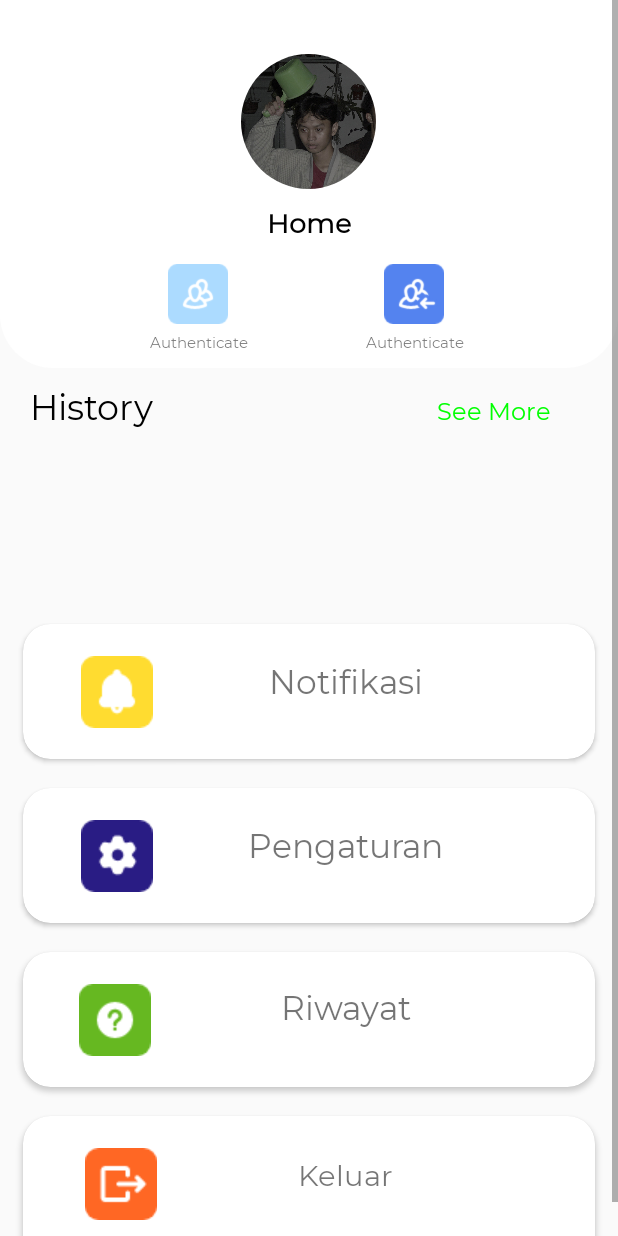
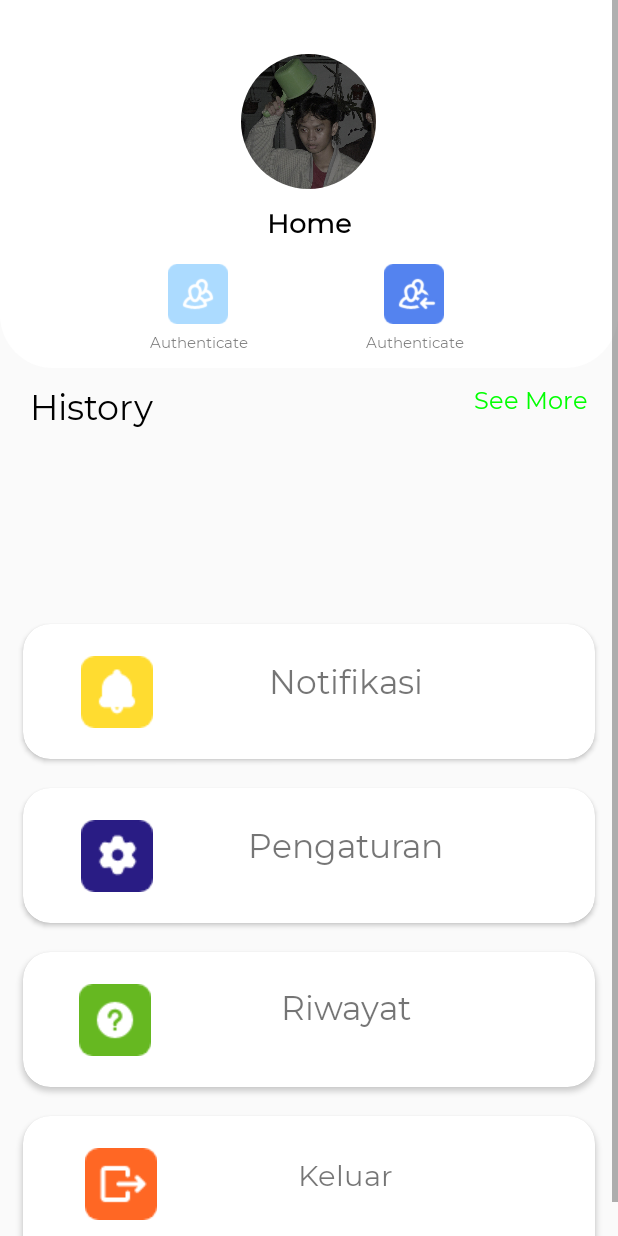
Before and after one commit to Yandiio/Paycash-android, an Android app: the layout fragment_profile.xml on its own in the app's theme, with its tools: preview values and no code run, on a phone screen of 412 x 824 dp. Run offline under Robolectric (Android 15) with nearby library versions, the phone set to English and light mode, and no system bars.

Commit message:
Fix Profile Layout

```diff
--- a/app/src/main/res/layout/fragment_profile.xml
+++ b/app/src/main/res/layout/fragment_profile.xml
@@ -14,10 +14,9 @@
         tools:layout_editor_absoluteX="1dp"
         tools:layout_editor_absoluteY="1dp">
 
-        <LinearLayout
+        <androidx.constraintlayout.widget.ConstraintLayout
             android:layout_width="match_parent"
             android:layout_height="wrap_content"
-            android:orientation="vertical"
             android:scrollbars="vertical">
 
             <androidx.constraintlayout.widget.ConstraintLayout
@@ -116,14 +115,15 @@
                 </RelativeLayout>
             </androidx.constraintlayout.widget.ConstraintLayout>
 
-            <LinearLayout
+            <androidx.constraintlayout.widget.ConstraintLayout
                 android:id="@+id/linearHistory"
                 android:layout_width="match_parent"
                 android:layout_height="wrap_content"
                 android:layout_marginStart="20dp"
                 android:layout_marginTop="10dp"
                 android:layout_marginEnd="20dp"
-                android:orientation="horizontal"
+                app:layout_constraintLeft_toLeftOf="parent"
+                app:layout_constraintRight_toRightOf="parent"
                 app:layout_constraintTop_toBottomOf="@id/header">
 
                 <TextView
@@ -134,7 +134,9 @@
                     android:fontFamily="@font/montserratr"
                     android:text="History"
                     android:textColor="@color/Black"
-                    android:textSize="23dp" />
+                    android:textSize="23dp"
+                    app:layout_constraintLeft_toLeftOf="parent"
+                    app:layout_constraintTop_toTopOf="parent" />
 
                 <TextView
                     android:id="@+id/txMore"
@@ -144,10 +146,12 @@
                     android:fontFamily="@font/montserratr"
                     android:text="See More"
                     android:textColor="@color/Green"
-                    android:textSize="16dp" />
-            </LinearLayout>
+                    android:textSize="16dp"
+                    app:layout_constraintRight_toRightOf="parent"
+                    app:layout_constraintTop_toTopOf="parent" />
+            </androidx.constraintlayout.widget.ConstraintLayout>
 
-            <LinearLayout
+            <androidx.constraintlayout.widget.ConstraintLayout
                 android:id="@+id/linearCard"
                 android:layout_width="match_parent"
                 android:layout_height="wrap_content"
@@ -156,18 +160,26 @@
                 android:layout_marginEnd="15dp"
                 android:orientation="horizontal"
                 android:scrollbars="horizontal"
+                app:layout_constraintLeft_toLeftOf="parent"
+                app:layout_constraintRight_toRightOf="parent"
                 app:layout_constraintTop_toBottomOf="@id/linearHistory">
 
                 <androidx.recyclerview.widget.RecyclerView
                     android:id="@+id/recyclerHistory"
+                    app:layout_constraintTop_toTopOf="parent"
+                    app:layout_constraintLeft_toLeftOf="parent"
+                    app:layout_constraintRight_toRightOf="parent"
                     android:layout_width="match_parent"
                     android:layout_height="100dp" />
 
-            </LinearLayout>
+            </androidx.constraintlayout.widget.ConstraintLayout>
 
             <LinearLayout
                 android:layout_width="match_parent"
                 android:layout_height="fill_parent"
+                app:layout_constraintLeft_toLeftOf="parent"
+                app:layout_constraintRight_toRightOf="parent"
+                app:layout_constraintTop_toBottomOf="@id/linearCard"
                 android:orientation="vertical">
 
                 <androidx.cardview.widget.CardView
@@ -187,11 +199,11 @@
                         <TextView
                             android:layout_width="match_parent"
                             android:layout_height="90dp"
-                            android:padding="@dimen/_18sdp"
                             android:layout_marginStart="@dimen/_12sdp"
                             android:layout_marginEnd="@dimen/_12sdp"
                             android:drawableLeft="@drawable/notif"
                             android:fontFamily="@font/montserratr"
+                            android:padding="@dimen/_18sdp"
                             android:text="@string/Notifications"
                             android:textAlignment="center"
                             android:textSize="@dimen/_17sdp" />
@@ -201,30 +213,29 @@
 
                 <androidx.cardview.widget.CardView
                     android:layout_width="match_parent"
+                    android:layout_height="wrap_content"
                     android:layout_marginStart="@dimen/_12sdp"
+                    android:layout_marginTop="@dimen/_15sdp"
                     android:layout_marginEnd="@dimen/_12sdp"
                     android:clickable="true"
-                    android:layout_marginTop="@dimen/_15sdp"
-                    app:cardCornerRadius="@dimen/_14sdp"
                     android:foreground="?android:selectableItemBackground"
-                    android:layout_height="wrap_content">
+                    app:cardCornerRadius="@dimen/_14sdp">
 
                     <RelativeLayout
-                        android:layout_height="wrap_content"
-                        android:layout_width="match_parent">
+                        android:layout_width="match_parent"
+                        android:layout_height="wrap_content">
 
                         <TextView
+                            android:layout_width="match_parent"
                             android:layout_height="90dp"
-                            android:layout_width="match_parent"
-                            android:textAlignment="center"
-                            android:padding="@dimen/_18sdp"
                             android:layout_marginStart="@dimen/_12sdp"
                             android:layout_marginEnd="@dimen/_12sdp"
+                            android:drawableLeft="@drawable/settings"
                             android:fontFamily="@font/montserratr"
-                            android:textSize="@dimen/_17sdp"
+                            android:padding="@dimen/_18sdp"
                             android:text="@string/Pengaturan"
-                            android:drawableLeft="@drawable/settings"
-                            />
+                            android:textAlignment="center"
+                            android:textSize="@dimen/_17sdp" />
 
                     </RelativeLayout>
 
@@ -234,30 +245,29 @@
 
                 <androidx.cardview.widget.CardView
                     android:layout_width="match_parent"
+                    android:layout_height="wrap_content"
                     android:layout_marginStart="@dimen/_12sdp"
+                    android:layout_marginTop="@dimen/_15sdp"
                     android:layout_marginEnd="@dimen/_12sdp"
                     android:clickable="true"
-                    android:layout_marginTop="@dimen/_15sdp"
-                    app:cardCornerRadius="@dimen/_14sdp"
                     android:foreground="?android:selectableItemBackground"
-                    android:layout_height="wrap_content">
+                    app:cardCornerRadius="@dimen/_14sdp">
 
                     <RelativeLayout
-                        android:layout_height="wrap_content"
-                        android:layout_width="match_parent">
+                        android:layout_width="match_parent"
+                        android:layout_height="wrap_content">
 
                         <TextView
+                            android:layout_width="match_parent"
                             android:layout_height="90dp"
-                            android:layout_width="match_parent"
-                            android:textAlignment="center"
                             android:layout_marginStart="@dimen/_12sdp"
                             android:layout_marginEnd="@dimen/_12sdp"
+                            android:drawableLeft="@drawable/help"
                             android:fontFamily="@font/montserratr"
-                            android:textSize="@dimen/_17sdp"
                             android:padding="@dimen/_17sdp"
                             android:text="@string/Notification"
-                            android:drawableLeft="@drawable/help"
-                            />
+                            android:textAlignment="center"
+                            android:textSize="@dimen/_17sdp" />
 
                     </RelativeLayout>
 
@@ -266,31 +276,30 @@
 
                 <androidx.cardview.widget.CardView
                     android:layout_width="match_parent"
+                    android:layout_height="wrap_content"
                     android:layout_marginStart="@dimen/_12sdp"
+                    android:layout_marginTop="@dimen/_15sdp"
                     android:layout_marginEnd="@dimen/_12sdp"
                     android:clickable="true"
-                    android:layout_marginTop="@dimen/_15sdp"
-                    app:cardCornerRadius="@dimen/_14sdp"
                     android:foreground="?android:selectableItemBackground"
-                    android:layout_height="wrap_content">
+                    app:cardCornerRadius="@dimen/_14sdp">
 
                     <RelativeLayout
+                        android:layout_width="match_parent"
                         android:layout_height="wrap_content"
-                        android:layout_marginBottom="@dimen/_10sdp"
-                        android:layout_width="match_parent">
+                        android:layout_marginBottom="@dimen/_10sdp">
 
                         <TextView
+                            android:layout_width="match_parent"
                             android:layout_height="90dp"
-                            android:layout_width="match_parent"
-                            android:textAlignment="center"
-                            android:padding="@dimen/_20sdp"
                             android:layout_marginStart="@dimen/_12sdp"
                             android:layout_marginEnd="@dimen/_12sdp"
+                            android:drawableLeft="@drawable/logout"
                             android:fontFamily="@font/montserratr"
-                            android:textSize="@dimen/_15sdp"
+                            android:padding="@dimen/_20sdp"
                             android:text="@string/logout"
-                            android:drawableLeft="@drawable/logout"
-                            />
+                            android:textAlignment="center"
+                            android:textSize="@dimen/_15sdp" />
 
                     </RelativeLayout>
 
@@ -300,7 +309,7 @@
             </LinearLayout>
 
 
-        </LinearLayout>
+        </androidx.constraintlayout.widget.ConstraintLayout>
 
     </ScrollView>
 </androidx.constraintlayout.widget.ConstraintLayout>
```
